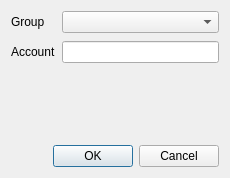
The window that report/accounting/asset_management/ch.banana.portfolio.management.new.items.dialog.ui (BananaAccounting/Universal) describes before a commit, drawn with Qt 5.
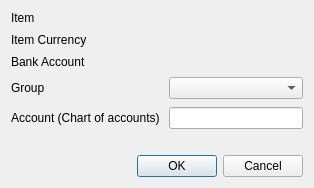
The same window after the commit.

What changed in the file:
```diff
--- a/report/accounting/asset_management/ch.banana.portfolio.management.new.items.dialog.ui
+++ b/report/accounting/asset_management/ch.banana.portfolio.management.new.items.dialog.ui
@@ -6,8 +6,8 @@
    <rect>
     <x>0</x>
     <y>0</y>
-    <width>230</width>
-    <height>178</height>
+    <width>314</width>
+    <height>188</height>
    </rect>
   </property>
   <property name="windowTitle">
@@ -19,41 +19,70 @@
      <property name="verticalSpacing">
       <number>8</number>
      </property>
+     <item row="3" column="0">
+      <widget class="QLabel" name="group_label">
+       <property name="text">
+        <string>Group</string>
+       </property>
+      </widget>
+     </item>
+     <item row="3" column="1">
+      <widget class="QComboBox" name="groups_comboBox"/>
+     </item>
+     <item row="4" column="1">
+      <widget class="QLineEdit" name="account_lineEdit"/>
+     </item>
+     <item row="4" column="0">
+      <widget class="QLabel" name="account_label">
+       <property name="text">
+        <string>Account (Chart of accounts) </string>
+       </property>
+      </widget>
+     </item>
      <item row="0" column="0">
       <widget class="QLabel" name="item_label">
        <property name="text">
-        <string>Group</string>
+        <string>Item</string>
        </property>
       </widget>
      </item>
      <item row="0" column="1">
-      <widget class="QComboBox" name="groups_comboBox"/>
+      <widget class="QLabel" name="item_label_value">
+       <property name="text">
+        <string/>
+       </property>
+      </widget>
      </item>
      <item row="1" column="0">
       <widget class="QLabel" name="quantity_label">
        <property name="text">
-        <string>Account</string>
+        <string>Item Currency</string>
        </property>
       </widget>
      </item>
      <item row="1" column="1">
-      <widget class="QLineEdit" name="account_lineEdit"/>
+      <widget class="QLabel" name="item_currency_label_value">
+       <property name="text">
+        <string/>
+       </property>
+      </widget>
+     </item>
+     <item row="2" column="0">
+      <widget class="QLabel" name="bank_account_label">
+       <property name="text">
+        <string>Bank Account</string>
+       </property>
+      </widget>
+     </item>
+     <item row="2" column="1">
+      <widget class="QLabel" name="bank_account_label_value">
+       <property name="text">
+        <string/>
+       </property>
+      </widget>
      </item>
     </layout>
    </item>
-   <item>
-    <spacer name="verticalSpacer">
-     <property name="orientation">
-      <enum>Qt::Vertical</enum>
-     </property>
-     <property name="sizeHint" stdset="0">
-      <size>
-       <width>20</width>
-       <height>40</height>
-      </size>
-     </property>
-    </spacer>
-   </item>
    <item>
     <widget class="QDialogButtonBox" name="cancel_button">
      <property name="orientation">
```
Left out of the diff: 2 changed lines with no effect on the pictures.
